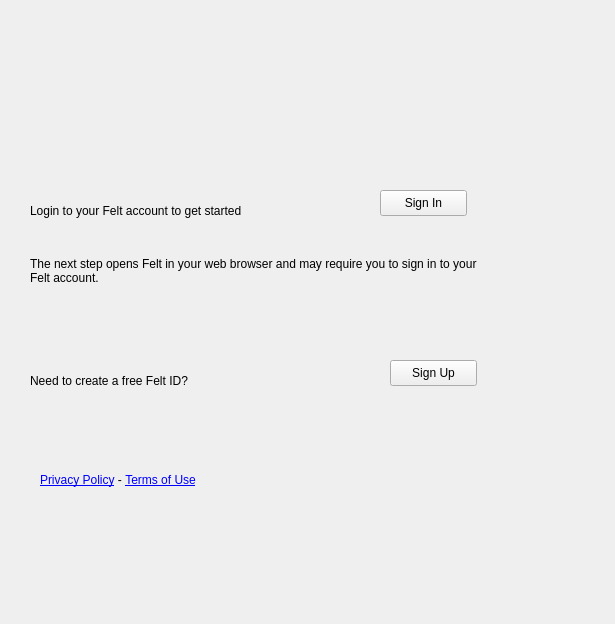
felt/qgis-plugin, file felt/ui/authorize.ui: the form before one commit.
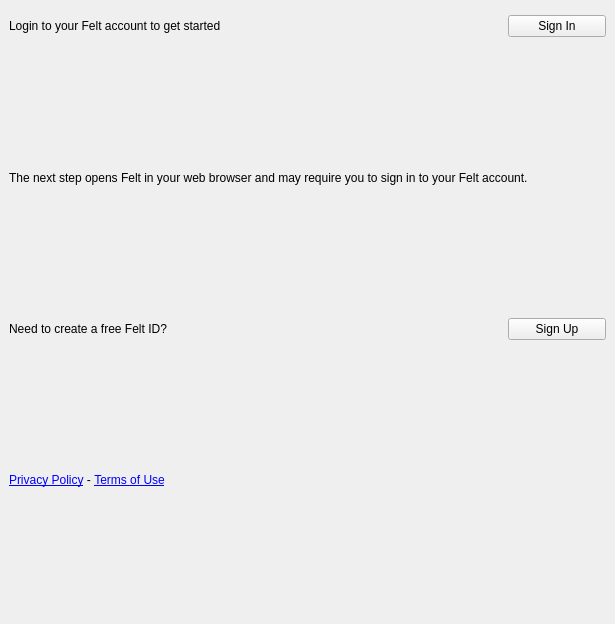
The form after the commit.

Commit message: Use custom dialog headers

The edit to the form file:
```diff
--- a/felt/ui/authorize.ui
+++ b/felt/ui/authorize.ui
@@ -13,15 +13,45 @@
   <property name="windowTitle">
    <string>Form</string>
   </property>
-  <widget class="QLabel" name="label">
-   <property name="geometry">
-    <rect>
-     <x>30</x>
-     <y>170</y>
-     <width>291</width>
-     <height>81</height>
-    </rect>
+  <layout class="QVBoxLayout" name="verticalLayout">
+   <property name="leftMargin">
+    <number>0</number>
    </property>
+   <property name="topMargin">
+    <number>0</number>
+   </property>
+   <property name="rightMargin">
+    <number>0</number>
+   </property>
+   <property name="bottomMargin">
+    <number>0</number>
+   </property>
+   <item>
+    <widget class="QWidget" name="widget_logo" native="true">
+     <property name="sizePolicy">
+      <sizepolicy hsizetype="Preferred" vsizetype="Fixed">
+       <horstretch>0</horstretch>
+       <verstretch>0</verstretch>
+      </sizepolicy>
+     </property>
+    </widget>
+   </item>
+   <item>
+    <layout class="QGridLayout" name="gridLayout" columnstretch="5,1">
+     <property name="leftMargin">
+      <number>9</number>
+     </property>
+     <property name="topMargin">
+      <number>9</number>
+     </property>
+     <property name="rightMargin">
+      <number>9</number>
+     </property>
+     <property name="bottomMargin">
+      <number>9</number>
+     </property>
+     <item row="0" column="0">
+      <widget class="QLabel" name="label_login">
    <property name="text">
     <string>Login to your Felt account to get started</string>
    </property>
@@ -29,28 +59,16 @@
     <bool>true</bool>
    </property>
   </widget>
+     </item>
+     <item row="0" column="1">
   <widget class="QPushButton" name="sign_in_button">
-   <property name="geometry">
-    <rect>
-     <x>380</x>
-     <y>190</y>
-     <width>87</width>
-     <height>26</height>
-    </rect>
-   </property>
    <property name="text">
     <string>Sign In</string>
    </property>
   </widget>
+     </item>
+     <item row="1" column="0" colspan="2">
   <widget class="QLabel" name="label_2">
-   <property name="geometry">
-    <rect>
-     <x>30</x>
-     <y>230</y>
-     <width>451</width>
-     <height>81</height>
-    </rect>
-   </property>
    <property name="text">
     <string>The next step opens Felt in your web browser and may require you to sign in to your Felt account.</string>
    </property>
@@ -58,15 +76,9 @@
     <bool>true</bool>
    </property>
   </widget>
-  <widget class="QLabel" name="label_3">
-   <property name="geometry">
-    <rect>
-     <x>30</x>
-     <y>340</y>
-     <width>451</width>
-     <height>81</height>
-    </rect>
-   </property>
+     </item>
+     <item row="2" column="0">
+      <widget class="QLabel" name="label_create">
    <property name="text">
     <string>Need to create a free Felt ID?</string>
    </property>
@@ -74,28 +86,16 @@
     <bool>true</bool>
    </property>
   </widget>
+     </item>
+     <item row="2" column="1">
   <widget class="QPushButton" name="sign_up_button">
-   <property name="geometry">
-    <rect>
-     <x>390</x>
-     <y>360</y>
-     <width>87</width>
-     <height>26</height>
-    </rect>
-   </property>
    <property name="text">
     <string>Sign Up</string>
    </property>
   </widget>
+     </item>
+     <item row="3" column="0" colspan="2">
   <widget class="QLabel" name="footer_label">
-   <property name="geometry">
-    <rect>
-     <x>40</x>
-     <y>440</y>
-     <width>451</width>
-     <height>81</height>
-    </rect>
-   </property>
    <property name="text">
     <string>&lt;html&gt;&lt;head/&gt;&lt;body&gt;&lt;p&gt;&lt;a href=&quot;privacy_policy&quot;&gt;&lt;span style=&quot; text-decoration: underline; color:#0000ff;&quot;&gt;Privacy Policy&lt;/span&gt;&lt;/a&gt; - &lt;a href=&quot;terms_of_use&quot;&gt;&lt;span style=&quot; text-decoration: underline; color:#0000ff;&quot;&gt;Terms of Use&lt;/span&gt;&lt;/a&gt;&lt;/p&gt;&lt;/body&gt;&lt;/html&gt;</string>
    </property>
@@ -106,6 +106,10 @@
     <set>Qt::LinksAccessibleByKeyboard|Qt::LinksAccessibleByMouse</set>
    </property>
   </widget>
+     </item>
+    </layout>
+   </item>
+  </layout>
  </widget>
  <resources/>
  <connections/>
```
Lines whose indentation alone changed are shown as unchanged. The commit also changes 5 other files.
